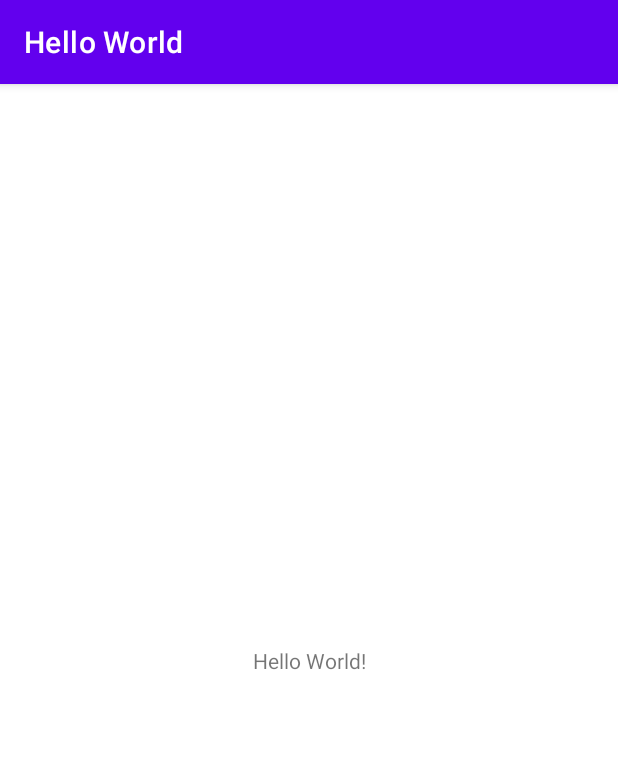
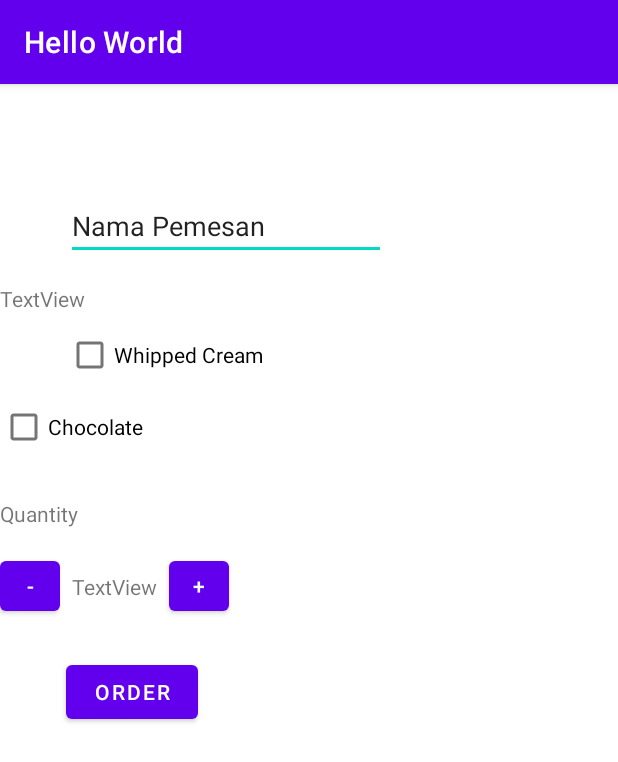
Before and after one commit to geznerd/hello-android-kotlin, an Android app: the screen it shows after launch (MainActivity), on a phone screen of 412 x 824 dp. Shown: the top 762 px of the screen. Run offline under Robolectric (Android 15) with nearby library versions, the phone set to English and light mode, and no system bars; 1 statement that could not run was skipped.

Commit message:
setup coffee order

```diff
--- a/app/build.gradle
+++ b/app/build.gradle
@@ -22,6 +22,11 @@ android {
             proguardFiles getDefaultProguardFile('proguard-android-optimize.txt'), 'proguard-rules.pro'
         }
     }
+
+    buildFeatures{
+
+    }
+
     compileOptions {
         sourceCompatibility JavaVersion.VERSION_1_8
         targetCompatibility JavaVersion.VERSION_1_8
--- a/app/src/main/java/com/azmi/helloworld/MainActivity.kt
+++ b/app/src/main/java/com/azmi/helloworld/MainActivity.kt
@@ -7,5 +7,7 @@ class MainActivity : AppCompatActivity() {
     override fun onCreate(savedInstanceState: Bundle?) {
         super.onCreate(savedInstanceState)
         setContentView(R.layout.activity_main)
+
+        val
     }
 }
--- a/app/src/main/res/layout/activity_main.xml
+++ b/app/src/main/res/layout/activity_main.xml
@@ -6,13 +6,95 @@
     android:layout_height="match_parent"
     tools:context=".MainActivity">
 
-    <TextView
+    <Button
+        android:id="@+id/button5"
+        android:layout_width="40dp"
+        android:layout_height="45dp"
+        android:layout_marginStart="8dp"
+        android:text="@string/plus_button"
+        app:layout_constraintStart_toEndOf="@+id/textView11"
+        app:layout_constraintTop_toTopOf="@+id/button3" />
+
+    <EditText
+        android:id="@+id/editTextTextPersonName2"
         android:layout_width="wrap_content"
         android:layout_height="wrap_content"
-        android:text="Hello World!"
-        app:layout_constraintBottom_toBottomOf="parent"
-        app:layout_constraintEnd_toEndOf="parent"
-        app:layout_constraintStart_toStartOf="parent"
+        android:layout_marginTop="72dp"
+        android:ems="10"
+        android:inputType="textPersonName"
+        android:text="@string/pemesan"
+        app:layout_constraintStart_toStartOf="@+id/guideline5"
         app:layout_constraintTop_toTopOf="parent" />
 
+    <TextView
+        android:id="@+id/textView9"
+        android:layout_width="wrap_content"
+        android:layout_height="wrap_content"
+        android:layout_marginTop="16dp"
+        android:text="TextView"
+        app:layout_constraintTop_toBottomOf="@+id/editTextTextPersonName2"
+        tools:layout_editor_absoluteX="44dp" />
+
+    <androidx.constraintlayout.widget.Guideline
+        android:id="@+id/guideline5"
+        android:layout_width="wrap_content"
+        android:layout_height="wrap_content"
+        android:orientation="vertical"
+        app:layout_constraintGuide_begin="44dp" />
+
+    <CheckBox
+        android:id="@+id/checkBox"
+        android:layout_width="wrap_content"
+        android:layout_height="0dp"
+        android:layout_marginTop="4dp"
+        android:text="@string/cream_label"
+        android:visibility="visible"
+        app:layout_constraintStart_toStartOf="@+id/guideline5"
+        app:layout_constraintTop_toBottomOf="@+id/textView9" />
+
+    <CheckBox
+        android:id="@+id/checkBox2"
+        android:layout_width="wrap_content"
+        android:layout_height="wrap_content"
+        android:text="@string/choco_label"
+        app:layout_constraintTop_toBottomOf="@+id/checkBox"
+        tools:layout_editor_absoluteX="45dp" />
+
+    <TextView
+        android:id="@+id/textView10"
+        android:layout_width="wrap_content"
+        android:layout_height="wrap_content"
+        android:layout_marginTop="24dp"
+        android:text="@string/quantity_label"
+        app:layout_constraintTop_toBottomOf="@+id/checkBox2"
+        tools:layout_editor_absoluteX="45dp" />
+
+    <Button
+        android:id="@+id/button3"
+        android:layout_width="40dp"
+        android:layout_height="45dp"
+        android:layout_marginTop="16dp"
+        android:text="@string/minus_button"
+        app:layout_constraintTop_toBottomOf="@+id/textView10"
+        tools:layout_editor_absoluteX="44dp" />
+
+    <TextView
+        android:id="@+id/textView11"
+        android:layout_width="wrap_content"
+        android:layout_height="wrap_content"
+        android:layout_marginStart="8dp"
+        android:text="TextView"
+        app:layout_constraintBottom_toBottomOf="@+id/button3"
+        app:layout_constraintStart_toEndOf="@+id/button3"
+        app:layout_constraintTop_toTopOf="@+id/button3" />
+
+    <Button
+        android:id="@+id/button6"
+        android:layout_width="wrap_content"
+        android:layout_height="wrap_content"
+        android:layout_marginTop="24dp"
+        android:text="@string/order_button"
+        app:layout_constraintStart_toStartOf="@+id/guideline5"
+        app:layout_constraintTop_toBottomOf="@+id/button3" />
+
 </androidx.constraintlayout.widget.ConstraintLayout>
--- a/app/src/main/res/values/strings.xml
+++ b/app/src/main/res/values/strings.xml
@@ -1,3 +1,11 @@
 <resources>
     <string name="app_name">Hello World</string>
+    <string name="pemesan">Nama Pemesan</string>
+    <string name="topping_label">Toppings:</string>
+    <string name="cream_label">Whipped Cream</string>
+    <string name="choco_label">Chocolate</string>
+    <string name="minus_button">-</string>
+    <string name="plus_button">+</string>
+    <string name="order_button" >Order</string>
+    <string name="quantity_label">Quantity</string>
 </resources>
```
